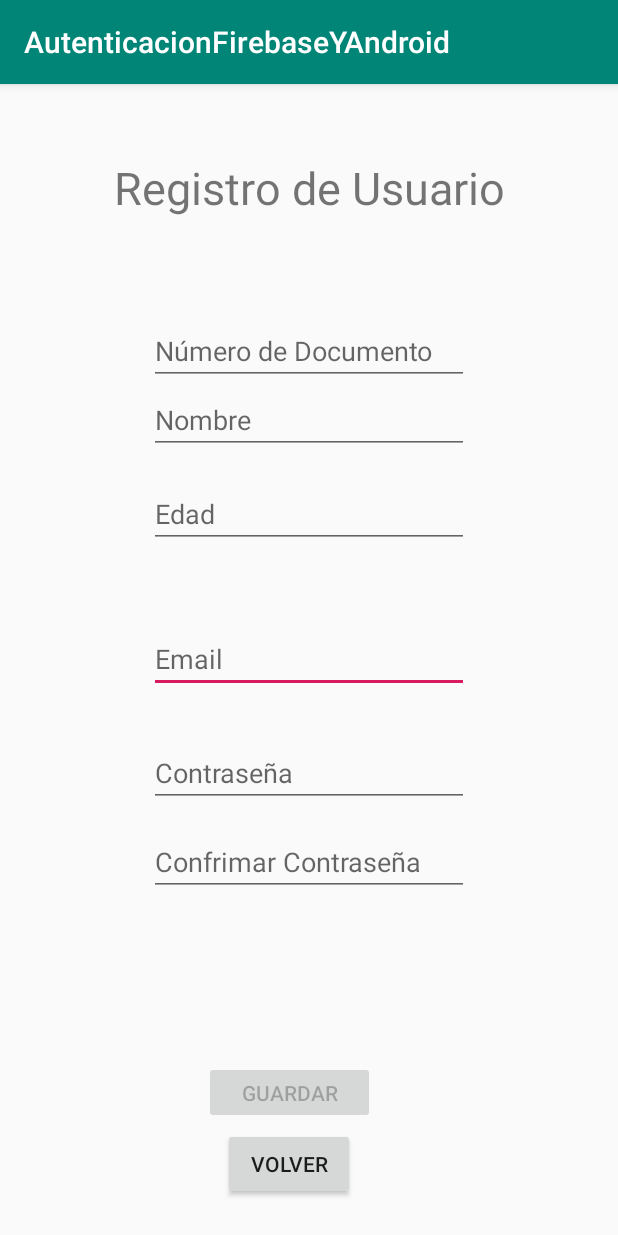
After one commit to fo-xxy/PruebaAutenticacionFirebaseAndroid, an Android app: the RegistroActivity screen opened directly, with no data from a screen before it, on a phone screen of 412 x 824 dp. The commit adds this screen. Run offline under Robolectric (Android 15) with nearby library versions, the phone set to English and light mode, and no system bars; our stand-ins replace Firebase (no records; nobody signed in at launch, a user with empty details on screens opened directly).

Commit message:
Base de datos, y campos

```diff
--- a/app/src/main/AndroidManifest.xml
+++ b/app/src/main/AndroidManifest.xml
@@ -3,6 +3,7 @@
     package="com.example.autenticacionfirebaseyandroid">
 
     <uses-permission android:name="android.permission.INTERNET" />
+
     <application
         android:allowBackup="true"
         android:icon="@mipmap/ic_launcher"
@@ -10,6 +11,7 @@
         android:roundIcon="@mipmap/ic_launcher_round"
         android:supportsRtl="true"
         android:theme="@style/AppTheme">
+        <activity android:name=".RegistroActivity"></activity>
         <activity android:name=".MainActivity">
             <intent-filter>
                 <action android:name="android.intent.action.MAIN" />
--- /dev/null
+++ b/app/src/main/java/com/example/autenticacionfirebaseyandroid/RegistroActivity.java
@@ -0,0 +1,189 @@
+package com.example.autenticacionfirebaseyandroid;
+
+import androidx.annotation.NonNull;
+import androidx.appcompat.app.AppCompatActivity;
+
+import android.content.Intent;
+import android.os.Bundle;
+import android.text.Editable;
+import android.text.TextWatcher;
+import android.view.View;
+import android.widget.Button;
+import android.widget.EditText;
+import android.widget.Toast;
+/*7:despues de los metodos en usuario se importan estos*/
+import com.example.autenticacionfirebaseyandroid.modelo.Usuarios;
+import com.google.android.gms.tasks.OnCanceledListener;
+import com.google.android.gms.tasks.OnCompleteListener;
+import com.google.android.gms.tasks.Task;
+import com.google.firebase.FirebaseApp;
+import com.google.firebase.auth.AuthResult;
+import com.google.firebase.auth.FirebaseAuth;
+import com.google.firebase.database.DatabaseReference;
+import com.google.firebase.database.FirebaseDatabase;
+
+
+
+public class RegistroActivity extends AppCompatActivity {
+
+    /*1: Se crean los atributos*/
+    private EditText usuario;
+    private EditText clave;
+    private EditText confirmarClave;
+    private EditText numeroDocumento;
+    private EditText nombreCompleto;
+    private EditText edad;
+    private Button guardar;
+    private Button volver;
+    /*se agregan despues de la importacion de arriba*/
+    private FirebaseAuth firebaseAuth;
+    private FirebaseDatabase firebaseDatabase;
+    private DatabaseReference databaseReference;
+    @Override
+    protected void onCreate(Bundle savedInstanceState) {
+        super.onCreate(savedInstanceState);
+        setContentView(R.layout.activity_registro);
+
+        /*2: Asignar los campos con los atributos que creamos recien*/
+        numeroDocumento = findViewById(R.id.txtdocumento);
+        nombreCompleto = findViewById(R.id.txtnombre);
+        edad = findViewById(R.id.txtedad);
+        usuario = findViewById(R.id.txtusuario);
+        clave = findViewById(R.id.txtcontrasena);
+        confirmarClave = findViewById(R.id.txtconfirmarclave);
+        guardar = findViewById(R.id.btnguardar);
+        volver = findViewById(R.id.btnvolver);
+        /*3: creamos un uevo package modelo y llamamos una clase usuarios*/
+
+        /* despues de agregar  los atributos de las importaciones de arriba*/
+        firebaseAuth = FirebaseAuth.getInstance();
+
+        /*metodo creado abajo*/
+        inicializarFirebase();
+        /*21: que este oyendo cuando haya un cambio*/
+        numeroDocumento.addTextChangedListener(validarCampo);
+        nombreCompleto.addTextChangedListener(validarCampo);
+        edad.addTextChangedListener(validarCampo);
+        usuario.addTextChangedListener(validarCampo);
+        clave.addTextChangedListener(validarCampo);
+        confirmarClave.addTextChangedListener(validarCampo);
+
+        /*10: botones*/
+        guardar.setOnClickListener(new View.OnClickListener() {
+            @Override
+            public void onClick(View view) {
+                /*11: capturar lo que el usuario escribio*/
+                String valorDocumento = numeroDocumento.getText().toString().trim();
+                String valorNombre = nombreCompleto.getText().toString().trim();
+                String valorEdad = edad.getText().toString().trim();
+                String user = usuario.getText().toString().trim();
+                String pass = clave.getText().toString().trim();
+                String pass2 = confirmarClave.getText().toString().trim();
+
+                /*11: confirmacion de contraseñas*/
+                if(pass.equals(pass2)){
+                    /*12: se instancia el objeto usuario*/
+                    Usuarios usuarios = new Usuarios();
+                    /*13: Se traen los datos ya ingresados, se hace un setteo*/
+                    usuarios.setNumeroDocumento(valorDocumento);
+                    usuarios.setNombreCompleto(valorNombre);
+                    usuarios.setEdad(valorEdad);
+                    usuarios.setEmail(user);
+
+
+                    /*14: Logica para insertar, como se va a llamar esa entidad y cual sera la clave primeria en este caso el documento*/
+                    databaseReference.child("Usuarios").child(usuarios.getNumeroDocumento()).setValue(usuarios);
+
+
+                    /*15: Para la autenticacion*/
+                    firebaseAuth.createUserWithEmailAndPassword(usuarios.getEmail(), pass).addOnCompleteListener(RegistroActivity.this, new OnCompleteListener<AuthResult>() {
+                        @Override
+                        public void onComplete(@NonNull Task<AuthResult> task) {
+                            /*16: si la tarea se completó*/
+                            if(!task.isSuccessful()){
+                                /*17: obtenga el resultado*/
+                                task.getResult();
+                                /*18: ue muestre una alerta*/
+                                Toast.makeText(RegistroActivity.this, "Error en el registro", Toast.LENGTH_LONG).show();
+                            }
+                            else{
+                                /*19: Donde abrira*/
+                                Intent ventanaLogin = new Intent(RegistroActivity.this, MainActivity.class );
+                                startActivity(ventanaLogin);
+                            }
+                        }
+                    });
+
+                }
+                else{
+                    Toast.makeText(RegistroActivity.this, "Las contraseñas no coinciden", Toast.LENGTH_LONG).show();
+                }
+            }
+        });
+
+        volver.setOnClickListener(new View.OnClickListener() {
+            @Override
+            public void onClick(View view) {
+                finish();
+            }
+        });
+    }
+
+    /*8: se crea un metodo privado que se encargara de iniciar la conexion*/
+    private void inicializarFirebase(){
+        FirebaseApp.initializeApp(this);
+        firebaseDatabase = FirebaseDatabase.getInstance();
+        databaseReference = firebaseDatabase.getReference();
+
+        /*9: fuera de este metodo vamos a inicializarlo en la parte de arriba, en el metodo Oncreate*/
+    }
+
+    /*20: se crea un metodo*/
+    private TextWatcher validarCampo = new TextWatcher() {
+        @Override
+        public void beforeTextChanged(CharSequence charSequence, int i, int i1, int i2) {
+            /*no is need*/
+        }
+
+        @Override
+        public void onTextChanged(CharSequence charSequence, int i, int i1, int i2) {
+            /*Validacion para el campo de correo, si el usuario no pone el @ se bloquea el boton*/
+            final String regex = "(?:[^<>()\\[\\].,;:\\s@\"]+(?:\\.[^<>()\\[\\].,;:\\s@\"]+)*|\"[^\\n\"]+\")@(?:[^<>()\\[\\].,;:\\s@\"]+\\.)+[^<>()\\[\\]\\.,;:\\s@\"]{2,63}";
+
+            /*21: capturando los valores*/
+            String valorDocumento = numeroDocumento.getText().toString().trim();
+            String valorNombre = nombreCompleto.getText().toString().trim();
+            String valorEdad = edad.getText().toString().trim();
+            String user = usuario.getText().toString().trim();
+            String pass = clave.getText().toString().trim();
+            String pass2 = confirmarClave.getText().toString().trim();
+
+            /*22: validar que los campos esten llenos*/
+            guardar.setEnabled(
+                            !valorDocumento.isEmpty() &&
+                                    !valorNombre.isEmpty() &&
+                                    !valorEdad.isEmpty() &&
+                                    !user.isEmpty() &&
+                                    !pass.isEmpty() &&
+                                    !pass2.isEmpty() &&
+                                    /*Validacion del correo*/
+                                     user.matches(regex)&&
+                                     /*contraseña mayor a 5 digitos*/
+                                     pass.length() > 5 &&
+                                     pass2.length() > 5 &&
+                                    /*confirmacion de la contraseña*/
+                                    (pass.equals(pass2)) &&
+                                    /*documento mayor a 5 digitos*/
+                                     valorDocumento.length() > 5
+                                    /*vamos al boton en el diseño y se pone enable: false*/
+                    /*volvemos al metodo de arriba inicializar firebase*/
+            );
+
+        }
+
+        @Override
+        public void afterTextChanged(Editable editable) {
+            /*no is need*/
+        }
+    };
+}
--- /dev/null
+++ b/app/src/main/res/layout/activity_registro.xml
@@ -0,0 +1,159 @@
+<?xml version="1.0" encoding="utf-8"?>
+<androidx.constraintlayout.widget.ConstraintLayout xmlns:android="http://schemas.android.com/apk/res/android"
+    xmlns:app="http://schemas.android.com/apk/res-auto"
+    xmlns:tools="http://schemas.android.com/tools"
+    android:layout_width="match_parent"
+    android:layout_height="match_parent"
+    tools:context=".RegistroActivity">
+
+    <TextView
+        android:id="@+id/textView2"
+        android:layout_width="wrap_content"
+        android:layout_height="wrap_content"
+        android:layout_marginStart="8dp"
+        android:layout_marginLeft="8dp"
+        android:layout_marginTop="8dp"
+        android:layout_marginEnd="8dp"
+        android:layout_marginRight="8dp"
+        android:layout_marginBottom="8dp"
+        android:text="Registro de Usuario"
+        android:textSize="30sp"
+        app:layout_constraintBottom_toBottomOf="parent"
+        app:layout_constraintEnd_toEndOf="parent"
+        app:layout_constraintStart_toStartOf="parent"
+        app:layout_constraintTop_toTopOf="parent"
+        app:layout_constraintVertical_bias="0.057" />
+
+    <EditText
+        android:id="@+id/txtusuario"
+        android:layout_width="wrap_content"
+        android:layout_height="wrap_content"
+        android:layout_marginStart="8dp"
+        android:layout_marginLeft="8dp"
+        android:layout_marginEnd="8dp"
+        android:layout_marginRight="8dp"
+        android:layout_marginBottom="8dp"
+        android:ems="10"
+        android:hint="Email "
+        android:inputType="textWebEmailAddress"
+        app:layout_constraintBottom_toBottomOf="parent"
+        app:layout_constraintEnd_toEndOf="parent"
+        app:layout_constraintStart_toStartOf="parent"
+        app:layout_constraintTop_toTopOf="parent"
+        app:layout_constraintVertical_bias="0.505" />
+
+    <EditText
+        android:id="@+id/txtconfirmarclave"
+        android:layout_width="wrap_content"
+        android:layout_height="wrap_content"
+        android:layout_marginStart="8dp"
+        android:layout_marginLeft="8dp"
+        android:layout_marginTop="8dp"
+        android:layout_marginEnd="8dp"
+        android:layout_marginRight="8dp"
+        android:layout_marginBottom="8dp"
+        android:ems="10"
+        android:hint="Confrimar Contraseña"
+        android:inputType="textPersonName|textPassword"
+        app:layout_constraintBottom_toBottomOf="parent"
+        app:layout_constraintEnd_toEndOf="parent"
+        app:layout_constraintStart_toStartOf="parent"
+        app:layout_constraintTop_toTopOf="parent"
+        app:layout_constraintVertical_bias="0.691" />
+
+    <Button
+        android:id="@+id/btnvolver"
+        android:layout_width="wrap_content"
+        android:layout_height="wrap_content"
+        android:layout_marginStart="8dp"
+        android:layout_marginLeft="8dp"
+        android:layout_marginTop="8dp"
+        android:layout_marginEnd="128dp"
+        android:layout_marginRight="128dp"
+        android:layout_marginBottom="8dp"
+        android:text="Volver"
+        app:layout_constraintBottom_toBottomOf="parent"
+        app:layout_constraintEnd_toEndOf="parent"
+        app:layout_constraintHorizontal_bias="0.748"
+        app:layout_constraintStart_toStartOf="parent"
+        app:layout_constraintTop_toTopOf="parent"
+        app:layout_constraintVertical_bias="0.977" />
+
+    <Button
+        android:id="@+id/btnguardar"
+        android:layout_width="114dp"
+        android:layout_height="42dp"
+        android:layout_marginStart="8dp"
+        android:layout_marginLeft="8dp"
+        android:layout_marginTop="8dp"
+        android:layout_marginEnd="8dp"
+        android:layout_marginRight="8dp"
+        android:layout_marginBottom="8dp"
+        android:enabled="false"
+        android:text="Guardar"
+        app:layout_constraintBottom_toBottomOf="parent"
+        app:layout_constraintEnd_toEndOf="parent"
+        app:layout_constraintHorizontal_bias="0.455"
+        app:layout_constraintStart_toStartOf="parent"
+        app:layout_constraintTop_toTopOf="parent"
+        app:layout_constraintVertical_bias="0.906" />
+
+    <EditText
+        android:id="@+id/txtcontrasena"
+        android:layout_width="wrap_content"
+        android:layout_height="wrap_content"
+        android:layout_marginStart="8dp"
+        android:layout_marginLeft="8dp"
+        android:layout_marginTop="8dp"
+        android:layout_marginEnd="8dp"
+        android:layout_marginRight="8dp"
+        android:layout_marginBottom="8dp"
+        android:ems="10"
+        android:hint="Contraseña"
+        android:inputType="textPersonName|textPassword"
+        app:layout_constraintBottom_toBottomOf="parent"
+        app:layout_constraintEnd_toEndOf="parent"
+        app:layout_constraintStart_toStartOf="parent"
+        app:layout_constraintTop_toTopOf="parent"
+        app:layout_constraintVertical_bias="0.607" />
+
+    <EditText
+        android:id="@+id/txtdocumento"
+        android:layout_width="wrap_content"
+        android:layout_height="wrap_content"
+        android:ems="10"
+        android:hint="Número de Documento"
+        android:inputType="number"
+        app:layout_constraintBottom_toBottomOf="parent"
+        app:layout_constraintEnd_toEndOf="parent"
+        app:layout_constraintStart_toStartOf="parent"
+        app:layout_constraintTop_toTopOf="parent"
+        app:layout_constraintVertical_bias="0.215" />
+
+    <EditText
+        android:id="@+id/txtnombre"
+        android:layout_width="wrap_content"
+        android:layout_height="wrap_content"
+        android:ems="10"
+        android:hint="Nombre"
+        android:inputType="textPersonName"
+        app:layout_constraintBottom_toBottomOf="parent"
+        app:layout_constraintEnd_toEndOf="parent"
+        app:layout_constraintStart_toStartOf="parent"
+        app:layout_constraintTop_toTopOf="parent"
+        app:layout_constraintVertical_bias="0.279" />
+
+    <EditText
+        android:id="@+id/txtedad"
+        android:layout_width="wrap_content"
+        android:layout_height="wrap_content"
+        android:ems="10"
+        android:hint="Edad"
+        android:inputType="number"
+        app:layout_constraintBottom_toBottomOf="parent"
+        app:layout_constraintEnd_toEndOf="parent"
+        app:layout_constraintStart_toStartOf="parent"
+        app:layout_constraintTop_toTopOf="parent"
+        app:layout_constraintVertical_bias="0.365" />
+
+</androidx.constraintlayout.widget.ConstraintLayout>
```
Also changed, not shown: app/src/main/java/com/example/autenticacionfirebaseyandroid/MainActivity.java (+16 -0 lines), app/src/main/java/com/example/autenticacionfirebaseyandroid/modelo/Usuarios.java (added, +56 -0 lines), app/src/main/res/layout/activity_main.xml (+77 -1 lines).
